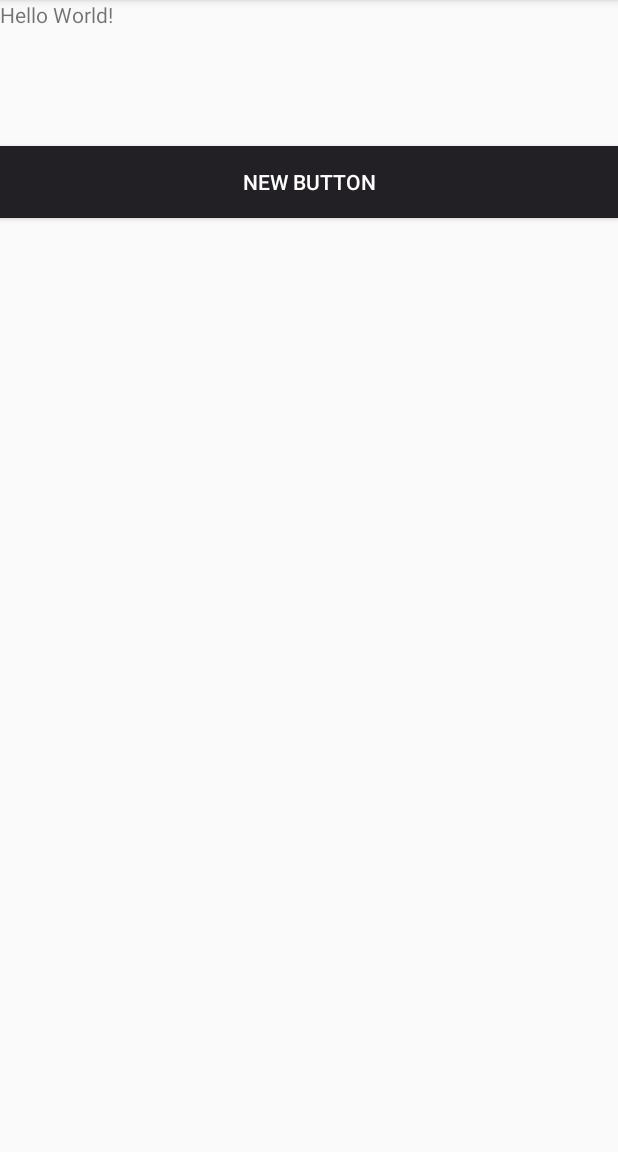
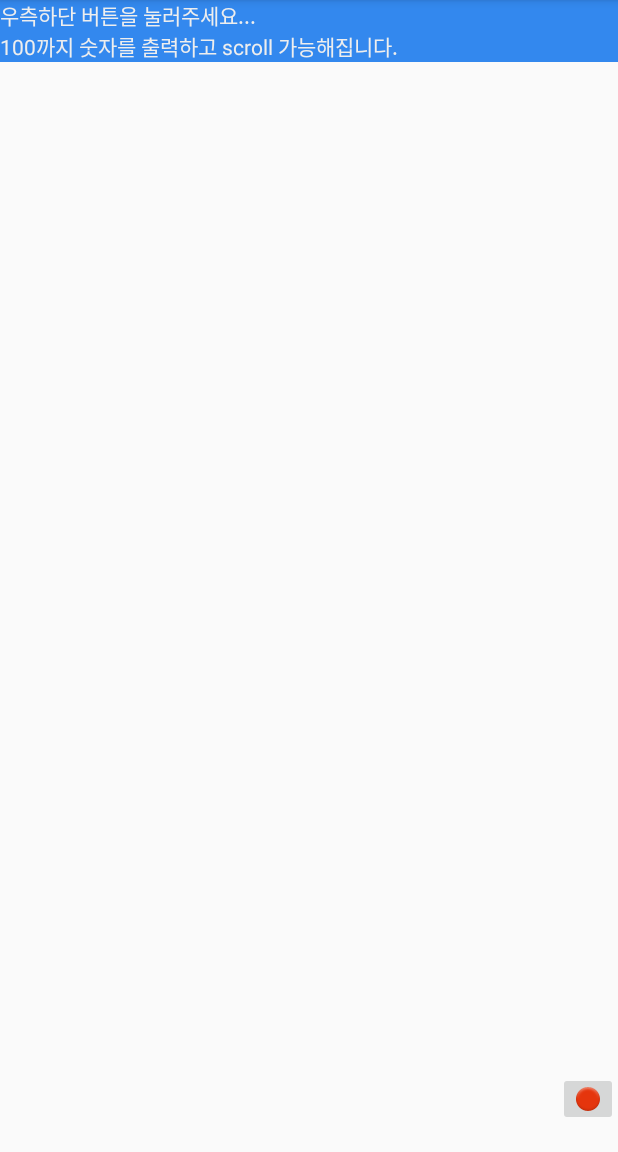
Before and after one commit to adsloader/AndroJavaExample, an Android app: the screen it shows after launch (activity_1_2 before the commit, activity_1_5 after it), on a phone screen of 412 x 824 dp, the part 84-1236 px from its top. Run offline under Robolectric (Android 15) with nearby library versions, the phone set to English and light mode, and no system bars.

```diff
--- a/app/build.gradle
+++ b/app/build.gradle
@@ -6,7 +6,7 @@ android {
     defaultConfig {
         applicationId "com.example.snake.androjavaexample"
         minSdkVersion 15
-        targetSdkVersion 24
+        targetSdkVersion 26
         versionCode 1
         versionName "1.0"
         testInstrumentationRunner "android.support.test.runner.AndroidJUnitRunner"
--- a/app/src/main/java/com/example/snake/androjavaexample/activity_1_1.java
+++ b/app/src/main/java/com/example/snake/androjavaexample/day3/activity_1_1.java
@@ -1,4 +1,4 @@
-package com.example.snake.androjavaexample;
+package com.example.snake.androjavaexample.day3;
 
 import android.graphics.Color;
 import android.support.v7.app.AppCompatActivity;
--- a/app/src/main/java/com/example/snake/androjavaexample/activity_1_2.java
+++ b/app/src/main/java/com/example/snake/androjavaexample/day3/activity_1_2.java
@@ -1,10 +1,12 @@
-package com.example.snake.androjavaexample;
+package com.example.snake.androjavaexample.day3;
 
 import android.graphics.Color;
 import android.support.v7.app.AppCompatActivity;
 import android.os.Bundle;
 import android.view.View;
 import android.widget.Button;
+
+import com.example.snake.androjavaexample.R;
 
 public class activity_1_2 extends AppCompatActivity {
 
--- /dev/null
+++ b/app/src/main/java/com/example/snake/androjavaexample/day3/activity_1_5.java
@@ -0,0 +1,38 @@
+package com.example.snake.androjavaexample.day3;
+
+import android.support.v7.app.AppCompatActivity;
+import android.os.Bundle;
+import android.view.View;
+import android.widget.ImageButton;
+import android.widget.TextView;
+
+import com.example.snake.androjavaexample.R;
+
+public class activity_1_5 extends AppCompatActivity {
+
+    ImageButton btnCount = null;
+
+    @Override
+    protected void onCreate(Bundle savedInstanceState) {
+        super.onCreate(savedInstanceState);
+        setContentView(R.layout.activity_1_5);
+
+        setUpUI();
+    }
+
+    // 화면을 설정하는 메소드
+    private void setUpUI() {
+        btnCount = (ImageButton) findViewById(R.id.imageButton);
+        btnCount.setOnClickListener(new View.OnClickListener() {
+            @Override
+            public void onClick(View v) {
+                String sDisplay = "";
+                for (int i = 0; i < 100; i++){
+                    sDisplay += Integer.toString( i) + "\n" ;
+                }
+                TextView txtCount = (TextView) findViewById(R.id.textView);
+                txtCount.setText(sDisplay);
+            }
+        });
+    }
+}
--- a/app/src/main/res/layout/activity_1_1.xml
+++ b/app/src/main/res/layout/activity_1_1.xml
@@ -4,6 +4,6 @@
     xmlns:tools="http://schemas.android.com/tools"
     android:layout_width="match_parent"
     android:layout_height="match_parent"
-    tools:context="com.example.snake.androjavaexample.activity_1_1">
+    tools:context="com.example.snake.androjavaexample.day3.activity_1_1">
 
 </LinearLayout>
--- /dev/null
+++ b/app/src/main/res/layout/activity_1_5.xml
@@ -0,0 +1,35 @@
+<?xml version="1.0" encoding="utf-8"?>
+<RelativeLayout xmlns:android="http://schemas.android.com/apk/res/android"
+    xmlns:tools="http://schemas.android.com/tools" android:layout_width="match_parent"
+    android:layout_height="match_parent" tools:context=".MainActivity">
+
+
+    <FrameLayout
+        android:layout_width="match_parent"
+        android:layout_height="match_parent">
+
+        <ScrollView
+            android:layout_width="fill_parent"
+            android:layout_height="fill_parent"
+            android:id="@+id/scrollView" >
+
+            <TextView
+                android:layout_width="fill_parent"
+                android:layout_height="fill_parent"
+                android:text="우측하단 버튼을 눌러주세요...\n100까지 숫자를 출력하고 scroll 가능해집니다."
+                android:id="@+id/textView"
+                android:textColor="#eeeeee"
+                android:background="#3388EE"
+                android:layout_gravity="center_horizontal|top" />
+        </ScrollView>
+
+        <ImageButton
+            android:layout_width="wrap_content"
+            android:layout_height="wrap_content"
+            android:id="@+id/imageButton"
+            android:layout_gravity="right|bottom"
+            android:layout_marginBottom="17dp"
+            android:src="@android:drawable/ic_notification_overlay" />
+
+    </FrameLayout>
+</RelativeLayout>
```
Also changed, not shown: app/src/main/AndroidManifest.xml (+6 -4 lines), app/src/main/java/com/example/snake/androjavaexample/day3/activity_1_3.java (added, +32 -0 lines), app/src/main/java/com/example/snake/androjavaexample/day3/activity_1_4.java (added, +32 -0 lines), app/src/main/res/layout/activity_1_3.xml (added, +14 -0 lines), app/src/main/res/layout/activity_1_4.xml (added, +30 -0 lines), app/src/main/res/layout/button_test_activity.xml (deleted, +0 -11 lines), 1 other file.
